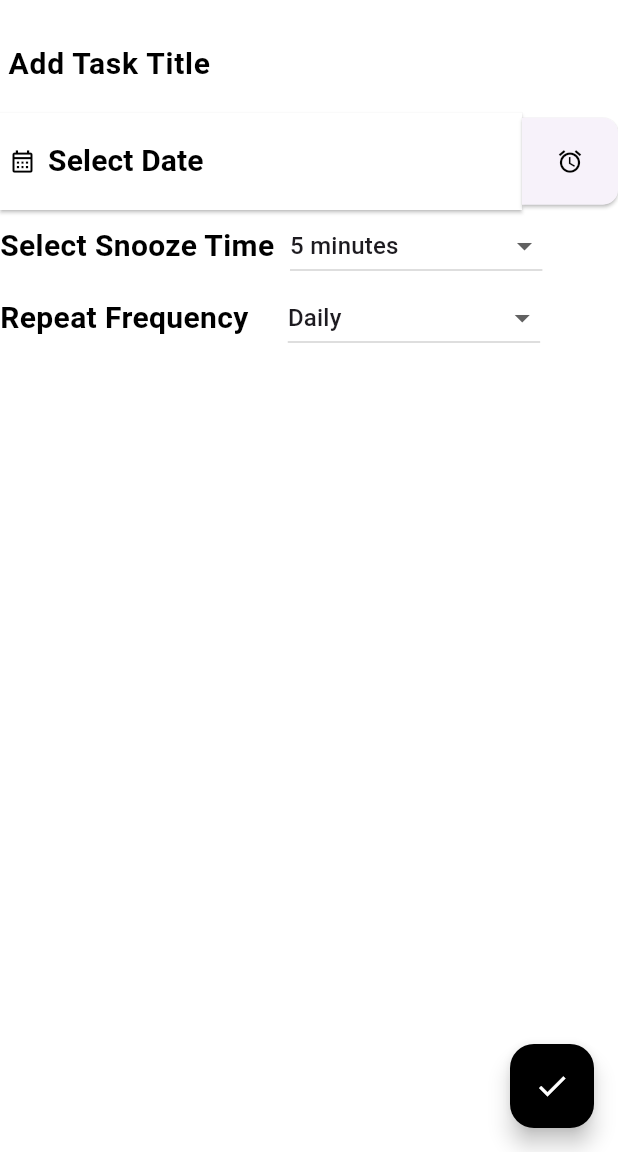
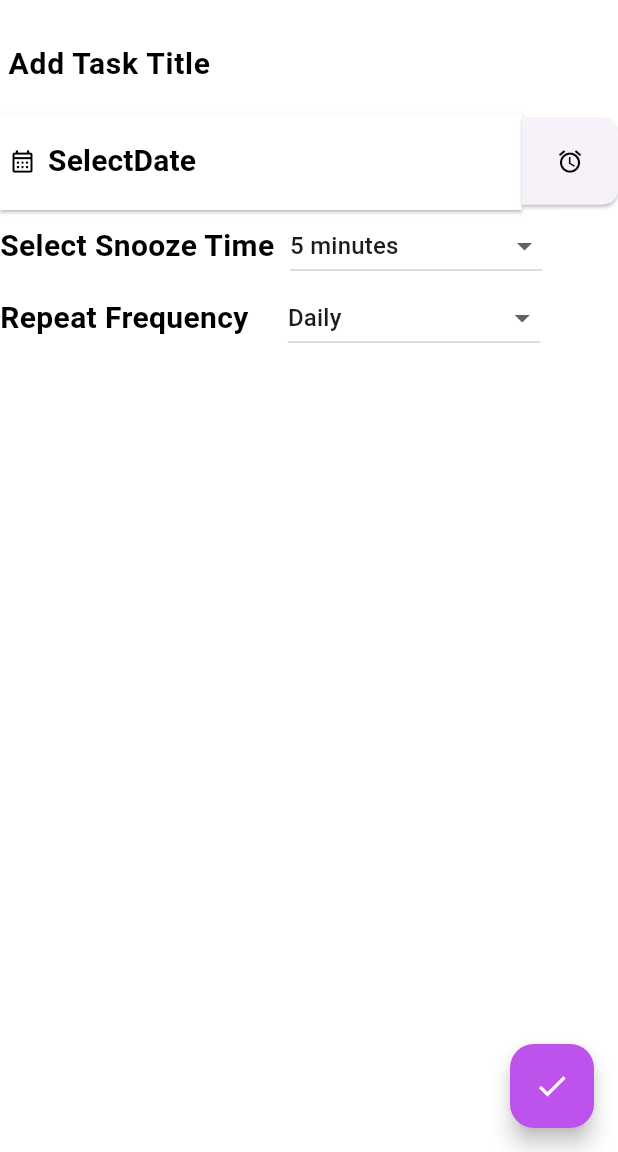
Before and after one commit to aswinsasky/AudibleAlerts, a Flutter app: the screen it shows after launch, after a tap on the "add" icon, on a phone screen of 412 x 824 dp, the part 84-1236 px from its top. Run offline on Flutter 3.47's test engine with Material 3 defaults, Android fonts, the phone set to English and light mode, and no system bars; our stand-ins replace sqflite; accounts and stored records are empty.

Commit message:
Major change

```diff
--- a/AudibleAlerts/audiblealerts/lib/addtask_page.dart
+++ b/AudibleAlerts/audiblealerts/lib/addtask_page.dart
@@ -1,21 +1,60 @@
 import 'package:audiblealerts/input_fields.dart';
+import 'package:audiblealerts/main.dart';
+import 'package:audiblealerts/showdate_picker.dart';
+import 'package:audiblealerts/text_fields.dart';
 import 'package:flutter/material.dart';
 import "package:audiblealerts/appbar_style.dart";
 
-class AddTaskPage extends StatelessWidget {
-  const AddTaskPage({super.key});
+class AddTaskPage extends StatefulWidget {
+  final DateTime? selectedDate;
+  final String? dropdownvalue, dropdownvalue2;
+  final String? textfieldValue;
+  final String data = "Iam";
+
+  const AddTaskPage(
+      {super.key,
+      this.selectedDate,
+      this.dropdownvalue,
+      this.dropdownvalue2,
+      this.textfieldValue});
   @override
-  Widget build(BuildContext context) {
+  State<AddTaskPage> createState() {
+    return _AddTaskPageState();
+  }
+}
+
+class _AddTaskPageState extends State<AddTaskPage> {
+  @override
+  Widget build(context) {
     return Scaffold(
       appBar: const AppBarStyles("Add Task"),
       backgroundColor: Colors.white,
       body: const InputField(),
       floatingActionButton: FloatingActionButton(
-        backgroundColor: Colors.black,
+        backgroundColor: const Color.fromARGB(255, 189, 82, 237),
         foregroundColor: Colors.white,
-        onPressed: () {},
+        onPressed: () {
+          setState(
+            () {
+              MyHomePage(
+                data: data,
+              );
+              Navigator.push(context, MaterialPageRoute(
+                builder: (context) {
+                  return MyHomePage(
+                      selectedDate: selectedDate,
+                      dropdownvalue2: dropdownvalue2,
+                      dropdownvalue: dropdownvalue,
+                      textfieldValue: textfieldValue);
+                },
+              ));
+            },
+          );
+        },
         child: const Icon(Icons.check_outlined),
       ),
     );
   }
+
+  String data = "I am";
 }
--- a/AudibleAlerts/audiblealerts/lib/input_fields.dart
+++ b/AudibleAlerts/audiblealerts/lib/input_fields.dart
@@ -1,3 +1,4 @@
+import 'package:audiblealerts/addtask_page.dart';
 import 'package:audiblealerts/text_fields.dart';
 import 'package:flutter/cupertino.dart';
 import 'package:flutter/material.dart';
@@ -24,8 +25,9 @@ String dropdownvalue = list.first;
 String dropdownvalue2 = list2.first;
 
 class InputField extends StatefulWidget {
-  final dynamic selectedTime;
-  const InputField({super.key, this.selectedTime});
+  final DateTime? selectedDate;
+  final String? textfieldValue;
+  const InputField({super.key, this.selectedDate, this.textfieldValue});
 
   @override
   State<InputField> createState() {
@@ -88,6 +90,7 @@ class _InputFieldState extends State<InputField> {
                   setState(
                     () {
                       dropdownvalue = value!;
+                      AddTaskPage(dropdownvalue: dropdownvalue);
                     },
                   );
                 },
@@ -115,6 +118,7 @@ class _InputFieldState extends State<InputField> {
                 setState(
                   () {
                     dropdownvalue2 = value!;
+                    AddTaskPage(dropdownvalue2: dropdownvalue2);
                   },
                 );
               },
--- a/AudibleAlerts/audiblealerts/lib/main.dart
+++ b/AudibleAlerts/audiblealerts/lib/main.dart
@@ -1,10 +1,12 @@
 import "package:audiblealerts/addtask_page.dart";
-import "package:flutter/cupertino.dart";
 import "package:flutter/material.dart";
 import "package:audiblealerts/appbar_style.dart";
-import "package:flutter/widgets.dart";
+import "package:audiblealerts/model/ListDate.dart";
+import 'package:path_provider/path_provider.dart';
+import 'package:sqflite/sqflite.dart';
+import 'package:path/path.dart';
 
-void main() {
+void main() async {
   runApp(
     const AudibleAlerts(),
   );
@@ -14,16 +16,37 @@ class AudibleAlerts extends StatelessWidget {
   const AudibleAlerts({super.key});
   @override
   Widget build(BuildContext context) {
-    return const MaterialApp(home: MyHomePage());
+    return MaterialApp(home: MyHomePage());
   }
 }
 
 class MyHomePage extends StatelessWidget {
-  const MyHomePage({super.key});
+  final dbHelper = DatabaseHelper();
+  final DateTime? selectedDate;
+  final String? textfieldValue, dropdownvalue, dropdownvalue2, data;
+  MyHomePage(
+      {super.key,
+      this.selectedDate,
+      this.textfieldValue,
+      this.dropdownvalue,
+      this.dropdownvalue2,
+      this.data});
   @override
   Widget build(BuildContext context) {
     return Scaffold(
       appBar: const AppBarStyles("AudibleAlerts"),
+      body: Center(
+          child: Column(
+        children: [
+          TextButton(
+            child: Text(
+              textfieldValue.toString(),
+              style: const TextStyle(fontSize: 20, fontWeight: FontWeight.w600),
+            ),
+            onPressed: () {},
+          )
+        ],
+      )),
       floatingActionButton: FloatingActionButton(
         child: const Icon(Icons.add),
         onPressed: () {
@@ -36,4 +59,21 @@ class MyHomePage extends StatelessWidget {
       ),
     );
   }
+
+  void _insertData() async {
+    int result = await dbHelper.insertData(
+        textfieldValue.toString(),
+        DateTime.now().toIso8601String(),
+        dropdownvalue2.toString(),
+        dropdownvalue.toString());
+    print('Inserted row id: $result');
+  }
+
+  void _retrieveData() async {
+    List<Map<String, dynamic>> rows = await dbHelper.getData();
+    rows.forEach((row) {
+      print(
+          'String value: ${row['stringValue']}, DateTime value: ${row['dateTimeValue']}');
+    });
+  }
 }
--- a/AudibleAlerts/audiblealerts/lib/showdate_picker.dart
+++ b/AudibleAlerts/audiblealerts/lib/showdate_picker.dart
@@ -1,5 +1,8 @@
+import "package:audiblealerts/addtask_page.dart";
 import "package:flutter/material.dart";
 import "package:audiblealerts/elevated_radius.dart";
+
+DateTime? selectedDate;
 
 class DatePickerButton extends StatefulWidget {
   const DatePickerButton({super.key});
@@ -10,9 +13,8 @@ class DatePickerButton extends StatefulWidget {
 }
 
 class _DatePickerButtonState extends State<DatePickerButton> {
-  DateTime? _selectedDate;
   @override
-  Widget build(context) {
+  Widget build(BuildContext context) {
     return ElevatedButton.icon(
       style: ElevatedButton.styleFrom(
           minimumSize: const Size.fromWidth(300),
@@ -30,7 +32,7 @@ class _DatePickerButtonState extends State<DatePickerButton> {
             context: context,
             firstDate: DateTime.now(),
             lastDate: DateTime(2100));
-        if (picked != null && picked != _selectedDate) {
+        if (picked != null && picked != selectedDate) {
           final timePicked = await showTimePicker(
             context: context,
             initialTime: TimeOfDay.now(),
@@ -38,7 +40,7 @@ class _DatePickerButtonState extends State<DatePickerButton> {
           setState(
             () {
               if (timePicked != null) {
-                _selectedDate = DateTime(
+                selectedDate = DateTime(
                   picked.year,
                   picked.month,
                   picked.day,
@@ -46,12 +48,13 @@ class _DatePickerButtonState extends State<DatePickerButton> {
                   timePicked.minute,
                 );
               }
+              AddTaskPage(selectedDate: selectedDate);
             },
           );
         }
       },
       label: Text(
-        _selectedDate == null ? "Select Date" : "Date:$_selectedDate",
+        selectedDate == null ? "SelectDate" : "Date:$selectedDate",
         style: const TextStyle(
             color: Colors.black, fontWeight: FontWeight.w600, fontSize: 20),
       ),
--- a/AudibleAlerts/audiblealerts/lib/text_fields.dart
+++ b/AudibleAlerts/audiblealerts/lib/text_fields.dart
@@ -1,13 +1,33 @@
+import "package:audiblealerts/addtask_page.dart";
+
 import "package:flutter/material.dart";
 
-class TextFieldStyle extends StatelessWidget {
+String? textfieldValue;
+
+class TextFieldStyle extends StatefulWidget {
   const TextFieldStyle({super.key});
   @override
+  State<TextFieldStyle> createState() {
+    return _TextFieldStyleState();
+  }
+}
+
+class _TextFieldStyleState extends State<TextFieldStyle> {
+  final TextEditingController _controller = TextEditingController();
+  @override
   Widget build(context) {
-    return const TextField(
-      style: TextStyle(
+    return TextField(
+      controller: _controller,
+      onChanged: (value) => _controller,
+      onSubmitted: (value) {
+        setState(() {
+          textfieldValue = _controller.text;
+          AddTaskPage(textfieldValue: textfieldValue);
+        });
+      },
+      style: const TextStyle(
           color: Colors.black, fontSize: 20, fontWeight: FontWeight.w600),
-      decoration: InputDecoration(
+      decoration: const InputDecoration(
         border: UnderlineInputBorder(borderSide: BorderSide.none),
         labelText: " Add Task Title",
         labelStyle: TextStyle(
```
Also changed, not shown: AudibleAlerts/audiblealerts/lib/model/ListDate.dart (added, +44 -0 lines), AudibleAlerts/audiblealerts/lib/data/database.dart (added).
